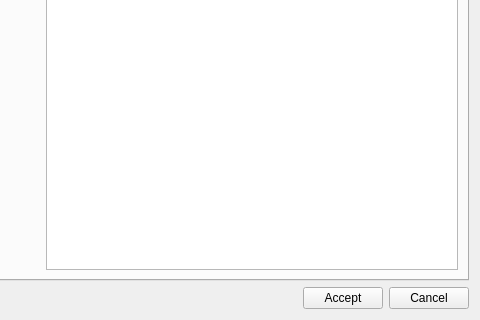
Old version of the form ui/team_management.ui in the repository Giswater/giswater_qgis_plugin; both pictures show x 481 to 961 and y 340 to 660 of the 961 by 660 pixel window.
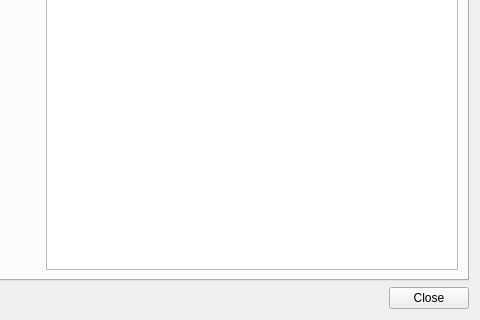
New version of the form.

Commit message: Enhancement and bug fix: remove accept/cancel button on resources_management and team_management ui and use close

What changed in the file:
```diff
--- a/ui/team_management.ui
+++ b/ui/team_management.ui
@@ -220,14 +220,7 @@
      <item>
       <widget class="QPushButton" name="btn_accept">
        <property name="text">
-        <string>Accept</string>
-       </property>
-      </widget>
-     </item>
-     <item>
-      <widget class="QPushButton" name="btn_cancel">
-       <property name="text">
-        <string>Cancel</string>
+        <string>Close</string>
        </property>
       </widget>
      </item>
```
Left out of the diff: 2 changed lines with no effect on the pictures. The commit also changes 2 other files.
